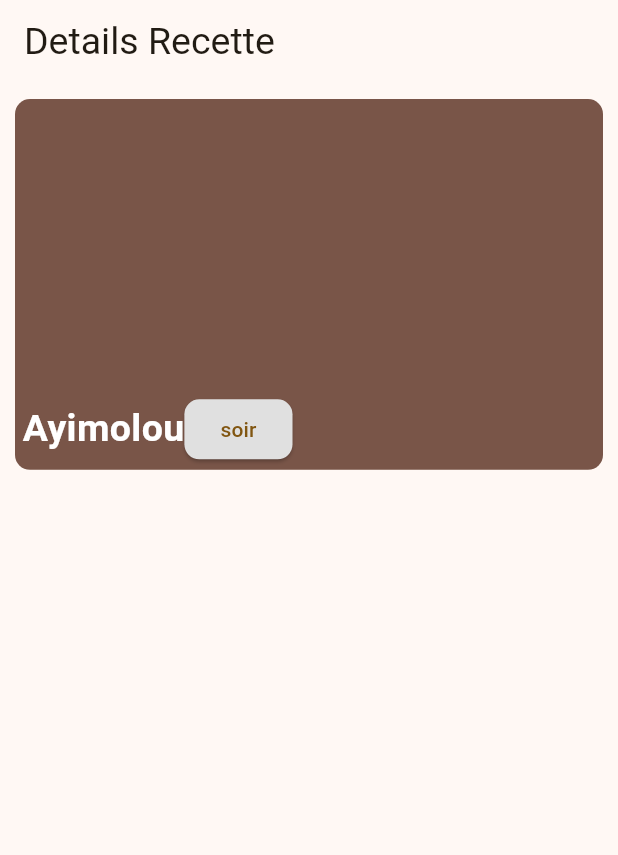
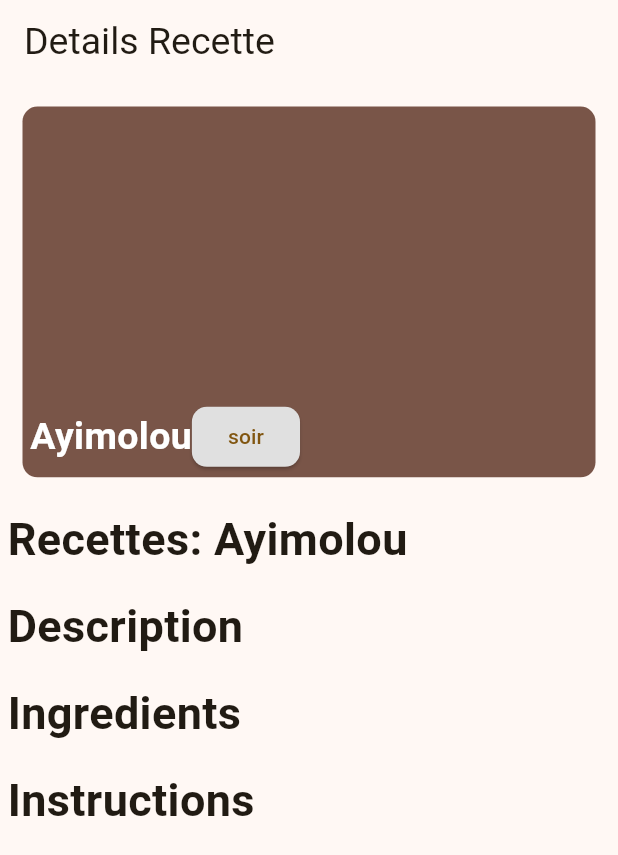
Before and after one commit to justin2119/rececte_app, a Flutter app: the RecipeDetailScreen screen opened by its route, on a phone screen of 412 x 824 dp. Shown: the top 855 px of the screen. Run offline on Flutter 3.47's test engine with Material 3 defaults, Android fonts, the phone set to English and light mode, and no system bars; our stand-ins replace go_router.

Commit message:
Ajouter la mise en page des sections de détails de la recette
Amélioration de l'écran de détail de la recette avec des sections organisées pour la description, les ingrédients et les instructions. Optimisation de la mise en page et de l'alignement grâce à l'utilisation d'un conteneur rembourré et à l'ajout de séparateurs SizedBox entre les sections. Ajustement du remplissage des cartes et alignement de l'en-tête de la recette.

```diff
--- a/app_recette_certification/lib/screens/recipe_detail_screen.dart
+++ b/app_recette_certification/lib/screens/recipe_detail_screen.dart
@@ -9,10 +9,24 @@ class RecipeDetailScreen extends StatelessWidget {
   Widget build(BuildContext context) {
     return Scaffold(
       appBar: AppBar(title: const Text('Details Recette',style: TextStyle(fontSize: 25),)),
-      body: const Column(
-        children: [
-          Carte()
-        ],
+      body: Container(
+        padding: const EdgeInsets.all(5),
+        child: const Column(
+          crossAxisAlignment: CrossAxisAlignment.start,
+          children: [
+            Carte(),
+            SizedBox(height: 10),
+            Text("Recettes: Ayimolou",style: TextStyle(fontSize:30,fontWeight: FontWeight.bold),),
+            SizedBox(height:15),
+            Text("Description",style: TextStyle(fontSize:30,fontWeight: FontWeight.bold),),
+            SizedBox(height:15),
+            Text("Ingredients",style: TextStyle(fontSize:30,fontWeight: FontWeight.bold),),
+            SizedBox(height:15),
+            Text("Instructions",style: TextStyle(fontSize:30,fontWeight: FontWeight.bold),),
+
+
+          ],
+        ),
       )
     );
   }
--- a/app_recette_certification/lib/widgets/carte.dart
+++ b/app_recette_certification/lib/widgets/carte.dart
@@ -10,7 +10,7 @@ class Carte extends StatelessWidget {
         Container(
           width: MediaQuery.of(context).size.width,
           height: MediaQuery.of(context).size.height*0.3,
-          padding: const EdgeInsets.all(10),
+          padding: const EdgeInsets.all(5),
           margin: const EdgeInsets.all(10),
           decoration: const BoxDecoration(
             borderRadius: BorderRadius.all(Radius.circular(10)),
@@ -21,6 +21,7 @@ class Carte extends StatelessWidget {
           bottom: 13,
           left: 15,
           child:Row(
+            mainAxisAlignment: MainAxisAlignment.spaceBetween,
             children: [
               const Text("Ayimolou",style: TextStyle(fontSize: 25,fontWeight: FontWeight.bold,color: Colors.white),),
               ElevatedButton(onPressed: (){},style: ElevatedButton.styleFrom(
```
